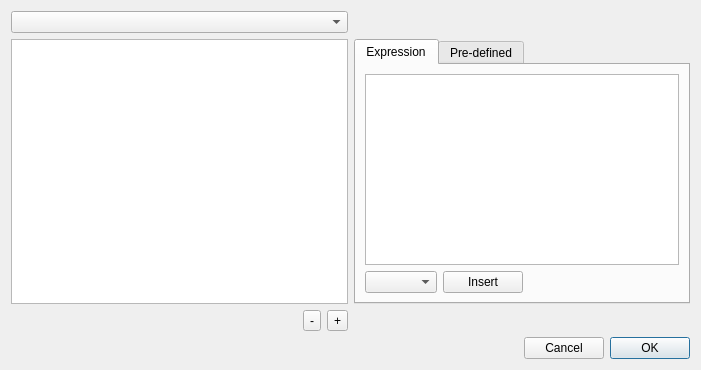
This is glue/dialogs/custom_component_new/qt/custom_component.ui in astrofrog/glue as Qt 5 draws it before an edit. The edited form follows.
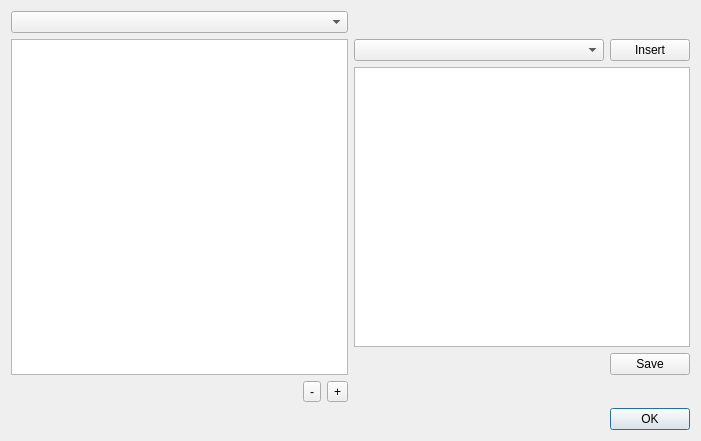
This is the edited form.

```diff
--- a/glue/dialogs/custom_component_new/qt/custom_component.ui
+++ b/glue/dialogs/custom_component_new/qt/custom_component.ui
@@ -7,7 +7,7 @@
     <x>0</x>
     <y>0</y>
     <width>701</width>
-    <height>370</height>
+    <height>441</height>
    </rect>
   </property>
   <property name="windowTitle">
@@ -16,22 +16,6 @@
   <layout class="QVBoxLayout" name="verticalLayout">
    <item>
     <layout class="QGridLayout" name="gridLayout">
-     <item row="0" column="0">
-      <widget class="QComboBox" name="combosel_data"/>
-     </item>
-     <item row="2" column="1">
-      <spacer name="horizontalSpacer_3">
-       <property name="orientation">
-        <enum>Qt::Horizontal</enum>
-       </property>
-       <property name="sizeHint" stdset="0">
-        <size>
-         <width>40</width>
-         <height>20</height>
-        </size>
-       </property>
-      </spacer>
-     </item>
      <item row="0" column="1">
       <spacer name="horizontalSpacer_4">
        <property name="orientation">
@@ -45,7 +29,10 @@
        </property>
       </spacer>
      </item>
-     <item row="2" column="0">
+     <item row="0" column="0">
+      <widget class="QComboBox" name="combosel_data"/>
+     </item>
+     <item row="8" column="0">
       <layout class="QHBoxLayout" name="horizontalLayout_3">
        <item>
         <spacer name="horizontalSpacer_2">
@@ -76,53 +63,58 @@
        </item>
       </layout>
      </item>
-     <item row="1" column="0">
+     <item row="8" column="1">
+      <spacer name="horizontalSpacer_3">
+       <property name="orientation">
+        <enum>Qt::Horizontal</enum>
+       </property>
+       <property name="sizeHint" stdset="0">
+        <size>
+         <width>40</width>
+         <height>20</height>
+        </size>
+       </property>
+      </spacer>
+     </item>
+     <item row="7" column="0">
       <widget class="QListWidget" name="list_derived"/>
      </item>
-     <item row="1" column="1">
-      <widget class="QTabWidget" name="tab_definition">
-       <property name="currentIndex">
-        <number>0</number>
-       </property>
-       <widget class="QWidget" name="tab">
-        <attribute name="title">
-         <string>Expression</string>
-        </attribute>
-        <layout class="QGridLayout" name="gridLayout_2">
-         <item row="0" column="0" colspan="3">
-          <widget class="QTextEdit" name="text_expression"/>
-         </item>
-         <item row="1" column="0">
-          <widget class="QComboBox" name="comboBox"/>
-         </item>
-         <item row="1" column="1">
-          <widget class="QPushButton" name="pushButton">
-           <property name="text">
-            <string>Insert</string>
-           </property>
-          </widget>
-         </item>
-         <item row="1" column="2">
-          <spacer name="horizontalSpacer_5">
-           <property name="orientation">
-            <enum>Qt::Horizontal</enum>
-           </property>
-           <property name="sizeHint" stdset="0">
-            <size>
-             <width>88</width>
-             <height>20</height>
-            </size>
-           </property>
-          </spacer>
-         </item>
-        </layout>
-       </widget>
-       <widget class="QWidget" name="tab_2">
-        <attribute name="title">
-         <string>Pre-defined</string>
-        </attribute>
-       </widget>
-      </widget>
+     <item row="7" column="1">
+      <layout class="QGridLayout" name="gridLayout_2">
+       <item row="2" column="1">
+        <widget class="QPushButton" name="button_save">
+         <property name="text">
+          <string>Save</string>
+         </property>
+        </widget>
+       </item>
+       <item row="2" column="0">
+        <spacer name="horizontalSpacer_5">
+         <property name="orientation">
+          <enum>Qt::Horizontal</enum>
+         </property>
+         <property name="sizeHint" stdset="0">
+          <size>
+           <width>40</width>
+           <height>20</height>
+          </size>
+         </property>
+        </spacer>
+       </item>
+       <item row="1" column="0" colspan="2">
+        <widget class="QTextEdit" name="text_expression"/>
+       </item>
+       <item row="0" column="0">
+        <widget class="QComboBox" name="comboBox"/>
+       </item>
+       <item row="0" column="1">
+        <widget class="QPushButton" name="pushButton">
+         <property name="text">
+          <string>Insert</string>
+         </property>
+        </widget>
+       </item>
+      </layout>
      </item>
     </layout>
    </item>
@@ -141,13 +133,6 @@
        </property>
       </spacer>
      </item>
-     <item>
-      <widget class="QPushButton" name="button_cancel">
-       <property name="text">
-        <string>Cancel</string>
-       </property>
-      </widget>
-     </item>
      <item>
       <widget class="QPushButton" name="button_ok">
        <property name="text">
```
